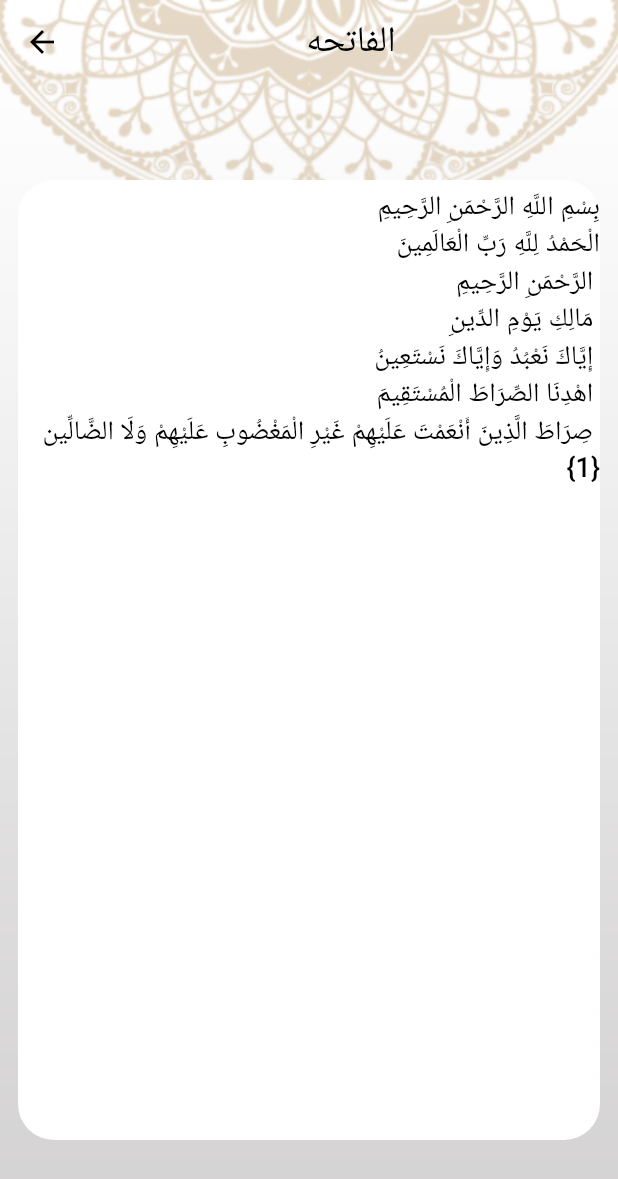
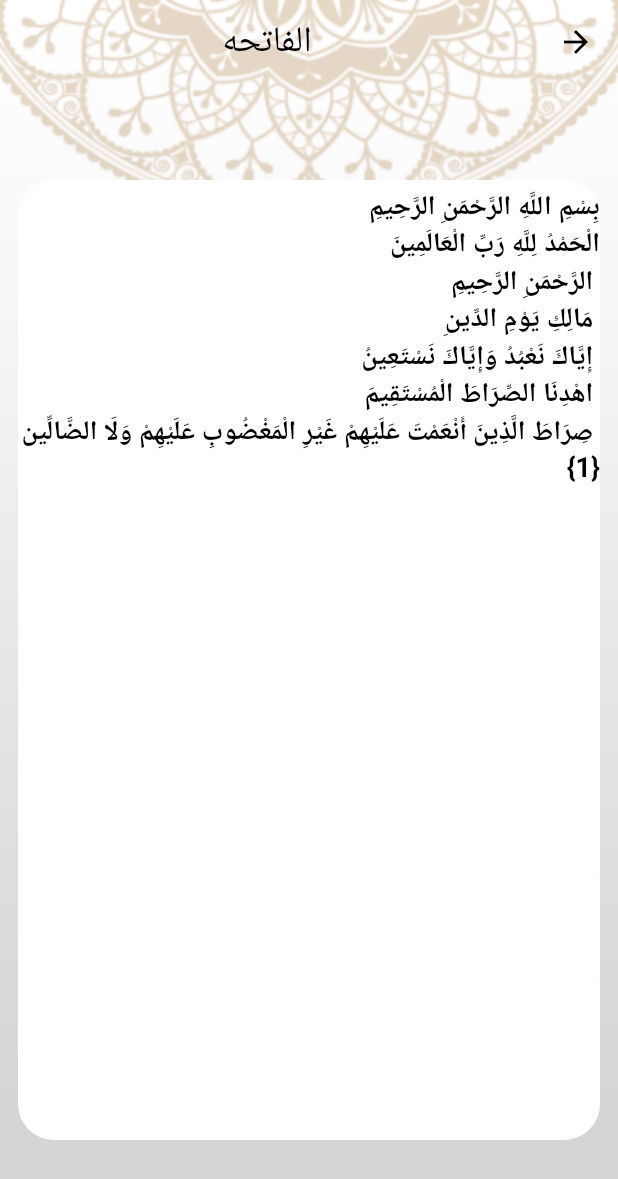
Before and after one commit to SABAHMOHAMEDD/Islami, a Flutter app: the screen it shows after launch, after a tap on "الفاتحه", on a phone screen of 412 x 824 dp. Shown: the top 1179 px of the screen. Run offline on Flutter 3.47's test engine with Material 2 defaults, Android fonts, the phone set to English and light mode, and no system bars; generated files the repository leaves out were written again.

```diff
--- /dev/null
+++ b/l10n.yaml
@@ -0,0 +1,3 @@
+arb-dir: lib/l10n
+template-arb-file: app_en.arb
+output-localization-file: app_localizations.dart
--- a/lib/home/hadeth/hadeth_details_widget.dart
+++ b/lib/home/hadeth/hadeth_details_widget.dart
@@ -26,6 +26,7 @@ class HadethDetailsWidget extends StatelessWidget {
                   args.title,
                   style: Theme.of(context).textTheme.headline5,
                 ),
+
                 Container(
                   margin: EdgeInsets.symmetric(horizontal: 64),
                   height: 2,
--- a/lib/home/hadeth/hadeth_name_widget.dart
+++ b/lib/home/hadeth/hadeth_name_widget.dart
@@ -12,7 +12,6 @@ class HadethNameWidget extends StatelessWidget {
     return InkWell(
       onTap: (){
         Navigator.pushNamed(context, HadethDetailsWidget.RouteName,arguments:Hadeth );
-
       },
       child: Container(
           alignment: Alignment.center,
--- a/lib/home/hadeth/hadethtab.dart
+++ b/lib/home/hadeth/hadethtab.dart
@@ -12,7 +12,8 @@ class _HadethTabState extends State<HadethTab> {
 
   @override
   Widget build(BuildContext context) {
-    if (hadethlist.isEmpty) ReadhadethFile();
+    if (hadethlist.isEmpty)
+      {ReadhadethFile();}
     return Column(
       children: [
         Image.asset('assets/images/hadethtab_header.png'),
@@ -75,6 +76,7 @@ class _HadethTabState extends State<HadethTab> {
       ahadethOfFile.add(h);
     }
     hadethlist = ahadethOfFile;
+
     setState(() {});
   }
 }
--- a/lib/home_screen.dart
+++ b/lib/home_screen.dart
@@ -1,12 +1,13 @@
 import 'package:flutter/material.dart';
+import 'package:islami/generated/l10n.dart';
 import 'package:islami/home/hadeth/hadethtab.dart';
 import 'package:islami/home/quran/quran_tab.dart';
 import 'package:islami/home/radio/radio_tab.dart';
 import 'package:islami/home/tasbeh/tasbeh_tab.dart';
 import 'package:islami/mytheme.dart';
+import 'package:flutter_gen/gen_l10n/app_localizations.dart';
 
 class HomeScreen extends StatefulWidget {
-
   static const String RouteName = 'Home';
 
   @override
@@ -14,59 +15,56 @@ class HomeScreen extends StatefulWidget {
 }
 
 class _HomeScreenState extends State<HomeScreen> {
-  var SelectedTabIndex=0;
+  var SelectedTabIndex = 0;
 
   @override
   Widget build(BuildContext context) {
     return Container(
       decoration: const BoxDecoration(
-
           image: DecorationImage(
               fit: BoxFit.fill,
-              image: AssetImage('assets/images/background_pattern.png')
-
-          )
-
-      ),
-
+              image: AssetImage('assets/images/background_pattern.png'))),
       child: Scaffold(
         appBar: AppBar(
-
-          title: const Center(
-              child: Text('Islami',
-                ))),
-
+            title: Center(
+                child: Text(
+          AppLocalizations.of(context)!.app_title,
+        ))),
         bottomNavigationBar: Theme(
-          data: Theme.of(context).copyWith(canvasColor: Theme.of(context).primaryColor),
-
+          data: Theme.of(context)
+              .copyWith(canvasColor: Theme.of(context).primaryColor),
           child: BottomNavigationBar(
-            currentIndex:SelectedTabIndex ,
-            onTap: (index){
-              SelectedTabIndex=index;
-              setState((){});
+            currentIndex: SelectedTabIndex,
+            onTap: (index) {
+              SelectedTabIndex = index;
+              setState(() {});
             },
-
-            items:  const [
-              BottomNavigationBarItem(icon: ImageIcon(AssetImage( 'assets/images/ic_moshaf.png' ),),label: 'quran',),
-              BottomNavigationBarItem(icon: ImageIcon(AssetImage( 'assets/images/ic_quran.png' )),label: 'hadeth',),
-              BottomNavigationBarItem(icon: ImageIcon(AssetImage( 'assets/images/ic_sebha.png' )),label: 'sebha',),
-              BottomNavigationBarItem(icon: ImageIcon(AssetImage( 'assets/images/ic_radio.png' )),label: 'radio',)
-
-
+            items: [
+              BottomNavigationBarItem(
+                icon: ImageIcon(
+                  AssetImage('assets/images/ic_moshaf.png'),
+                ),
+                  label:AppLocalizations.of(context)?.quran_title
+              ),
+              BottomNavigationBarItem(
+                icon: ImageIcon(AssetImage('assets/images/ic_quran.png')),
+                  label:AppLocalizations.of(context)?.hadeth_title
+              ),
+              BottomNavigationBarItem(
+                icon: ImageIcon(AssetImage('assets/images/ic_sebha.png')),
+                  label:AppLocalizations.of(context)?.sebha_title
+              ),
+              BottomNavigationBarItem(
+                icon: ImageIcon(AssetImage('assets/images/ic_radio.png')),
+                label:AppLocalizations.of(context)!.radio_title
+              )
             ],
-
-
-
           ),
         ),
-
-
-
-      body: tabs[SelectedTabIndex] ,
-
+        body: tabs[SelectedTabIndex],
       ),
     );
   }
 
-  List<Widget> tabs=[QuranTab(),HadethTab(),TasbehTab(),RadioTab()];
+  List<Widget> tabs = [QuranTab(), HadethTab(), TasbehTab(), RadioTab()];
 }
--- a/lib/main.dart
+++ b/lib/main.dart
@@ -1,8 +1,10 @@
 import 'package:flutter/material.dart';
+import 'package:flutter_localizations/flutter_localizations.dart';
 import 'package:islami/home/hadeth/hadeth_details_widget.dart';
 import 'package:islami/home/quran/sura_details.dart';
 import 'package:islami/home_screen.dart';
 import 'package:islami/mytheme.dart';
+import 'package:flutter_gen/gen_l10n/app_localizations.dart';
 
 void main() {
   runApp(const MyApp());
@@ -21,7 +23,10 @@ class MyApp extends StatelessWidget {
         SuraDetailsScreen.RouteName:(_)=>SuraDetailsScreen(),
         HadethDetailsWidget.RouteName: (_)=>HadethDetailsWidget(),
       } ,
+      localizationsDelegates: AppLocalizations.localizationsDelegates,
+      supportedLocales: AppLocalizations.supportedLocales,
 
+       locale: Locale('ar'),
 
     );
 
--- a/pubspec.yaml
+++ b/pubspec.yaml
@@ -94,3 +94,5 @@ flutter:
   #
   # For details regarding fonts from package dependencies,
   # see https://flutter.dev/custom-fonts/#from-packages
+flutter_intl:
+  enabled: true
```
Also changed, not shown: lib/l10n/app_ar.arb (added, +7 -0 lines), lib/l10n/app_en.arb (added, +7 -0 lines).
